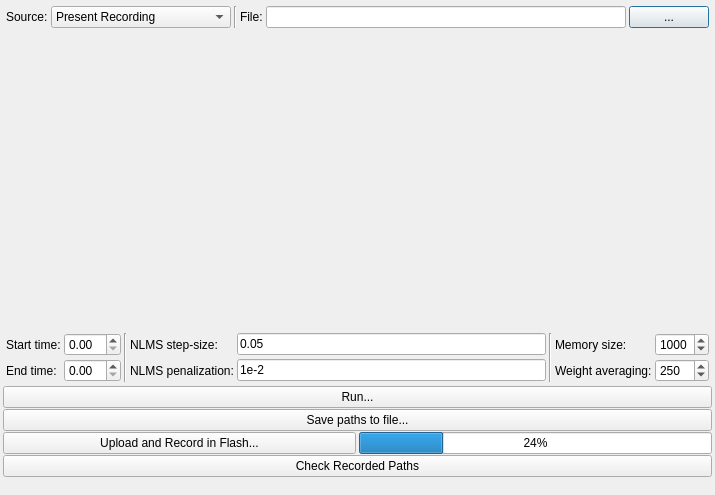
Before: the Qt Designer form uifiles/PathModeling.ui in eduardobatista/ActVibSoftware, drawn with Qt 5.
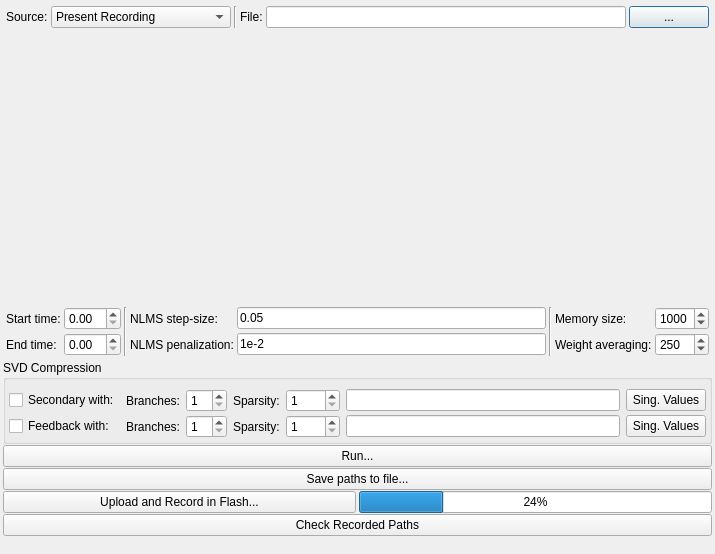
After: the same form once the commit is applied.

Commit message: Advancing on path modeling variations.

```diff
--- a/uifiles/PathModeling.ui
+++ b/uifiles/PathModeling.ui
@@ -7,7 +7,7 @@
     <x>0</x>
     <y>0</y>
     <width>715</width>
-    <height>495</height>
+    <height>554</height>
    </rect>
   </property>
   <property name="windowTitle">
@@ -276,6 +276,161 @@
      </layout>
     </widget>
    </item>
+   <item>
+    <widget class="QGroupBox" name="groupBox">
+     <property name="title">
+      <string>SVD Compression</string>
+     </property>
+     <layout class="QHBoxLayout" name="horizontalLayout_3">
+      <property name="leftMargin">
+       <number>0</number>
+      </property>
+      <property name="topMargin">
+       <number>6</number>
+      </property>
+      <property name="rightMargin">
+       <number>0</number>
+      </property>
+      <property name="bottomMargin">
+       <number>0</number>
+      </property>
+      <item>
+       <widget class="QWidget" name="widget_5" native="true">
+        <property name="styleSheet">
+         <string notr="true"/>
+        </property>
+        <layout class="QGridLayout" name="gridLayout_2">
+         <property name="leftMargin">
+          <number>3</number>
+         </property>
+         <property name="topMargin">
+          <number>3</number>
+         </property>
+         <property name="rightMargin">
+          <number>3</number>
+         </property>
+         <property name="bottomMargin">
+          <number>3</number>
+         </property>
+         <property name="verticalSpacing">
+          <number>3</number>
+         </property>
+         <item row="0" column="6">
+          <widget class="QPushButton" name="bSValuesSec">
+           <property name="text">
+            <string>Sing. Values</string>
+           </property>
+          </widget>
+         </item>
+         <item row="0" column="4">
+          <widget class="QSpinBox" name="spinSparsitySec">
+           <property name="minimum">
+            <number>1</number>
+           </property>
+           <property name="maximum">
+            <number>1000</number>
+           </property>
+          </widget>
+         </item>
+         <item row="1" column="3">
+          <widget class="QLabel" name="label_13">
+           <property name="text">
+            <string>Sparsity:</string>
+           </property>
+          </widget>
+         </item>
+         <item row="0" column="3">
+          <widget class="QLabel" name="label_11">
+           <property name="text">
+            <string>Sparsity:</string>
+           </property>
+          </widget>
+         </item>
+         <item row="0" column="1">
+          <widget class="QLabel" name="label_10">
+           <property name="text">
+            <string>Branches:</string>
+           </property>
+          </widget>
+         </item>
+         <item row="1" column="5">
+          <widget class="QLineEdit" name="infoFbk">
+           <property name="readOnly">
+            <bool>true</bool>
+           </property>
+          </widget>
+         </item>
+         <item row="1" column="0">
+          <widget class="QCheckBox" name="checksvdfbk">
+           <property name="text">
+            <string>Feedback with:</string>
+           </property>
+          </widget>
+         </item>
+         <item row="0" column="5">
+          <widget class="QLineEdit" name="infoSec">
+           <property name="readOnly">
+            <bool>true</bool>
+           </property>
+          </widget>
+         </item>
+         <item row="1" column="6">
+          <widget class="QPushButton" name="bSValuesFbk">
+           <property name="text">
+            <string>Sing. Values</string>
+           </property>
+          </widget>
+         </item>
+         <item row="0" column="2">
+          <widget class="QSpinBox" name="spinBranchesSec">
+           <property name="minimum">
+            <number>1</number>
+           </property>
+           <property name="maximum">
+            <number>10</number>
+           </property>
+          </widget>
+         </item>
+         <item row="1" column="2">
+          <widget class="QSpinBox" name="spinBranchesFbk">
+           <property name="minimum">
+            <number>1</number>
+           </property>
+           <property name="maximum">
+            <number>10</number>
+           </property>
+          </widget>
+         </item>
+         <item row="1" column="1">
+          <widget class="QLabel" name="label_12">
+           <property name="text">
+            <string>Branches:</string>
+           </property>
+          </widget>
+         </item>
+         <item row="1" column="4">
+          <widget class="QSpinBox" name="spinSparsityFbk">
+           <property name="minimum">
+            <number>1</number>
+           </property>
+           <property name="maximum">
+            <number>1000</number>
+           </property>
+          </widget>
+         </item>
+         <item row="0" column="0">
+          <widget class="QCheckBox" name="checksvdsec">
+           <property name="text">
+            <string>Secondary with:</string>
+           </property>
+          </widget>
+         </item>
+        </layout>
+       </widget>
+      </item>
+     </layout>
+    </widget>
+   </item>
    <item>
     <widget class="QPushButton" name="bRunModeling">
      <property name="text">
```
Left out of the diff: 9 changed lines with no effect on the pictures. The commit also changes 18 other files.
